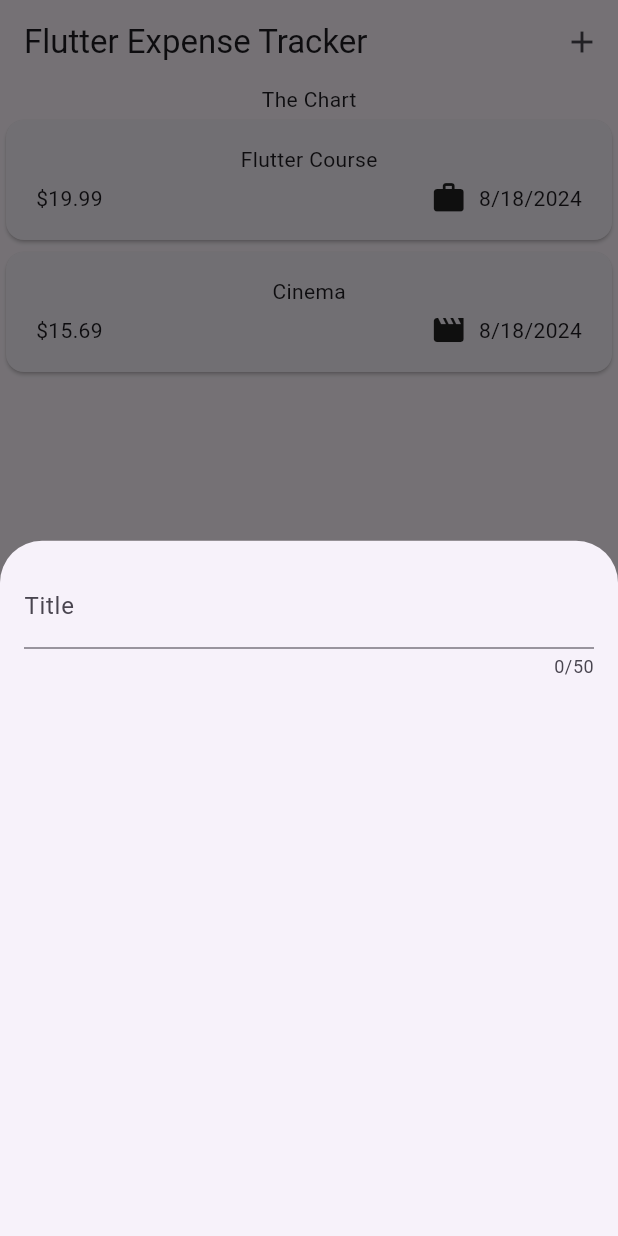
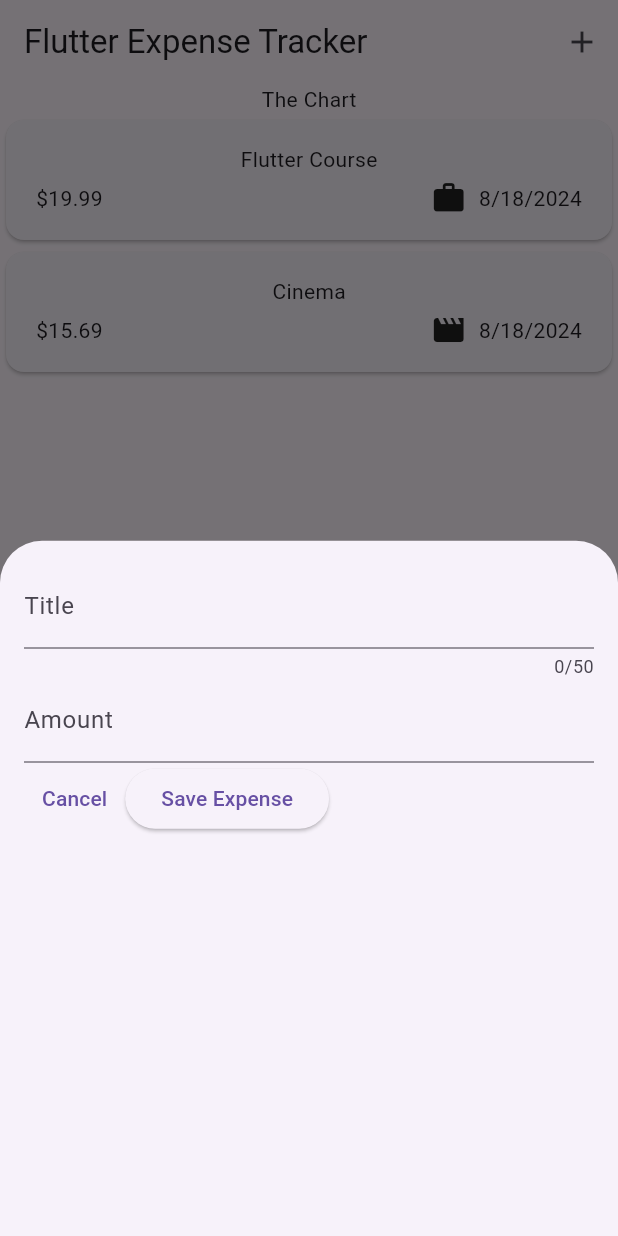
Before and after one commit to RahulSocialDev/flutter-basic-expense-tracker, a Flutter app: the screen it shows after launch, after a tap on the "add" icon, on a phone screen of 412 x 824 dp. Run offline on Flutter 3.47's test engine with Material 3 defaults, Android fonts, the phone set to English and light mode, and no system bars.

Commit message:
fix: added text controller in new expenses modal

```diff
--- a/lib/widgets/new_expense.dart
+++ b/lib/widgets/new_expense.dart
@@ -8,17 +8,47 @@ class NewExpense extends StatefulWidget {
 }
 
 class _NewExpenseState extends State<NewExpense> {
+  final _titleController = TextEditingController();
+  final _amountController = TextEditingController();
+
+  @override
+  void dispose() {
+    _titleController.dispose();
+    _amountController.dispose();
+    super.dispose();
+  }
+
   @override
   Widget build(BuildContext context) {
-    return const Padding(
-      padding: EdgeInsets.all(16),
+    return Padding(
+      padding: const EdgeInsets.all(16),
       child: Column(
         children: [
           TextField(
+            controller: _titleController,
             maxLength: 50,
-            decoration: InputDecoration(
+            decoration: const InputDecoration(
               label: Text('Title'),
             ),
+          ),
+          TextField(
+            controller: _amountController,
+            keyboardType: TextInputType.number,
+            decoration: const InputDecoration(
+              prefixText: '\$ ',
+              label: Text('Amount'),
+            ),
+          ),
+          Row(
+            children: [
+              TextButton(onPressed: () {}, child: const Text('Cancel')),
+              ElevatedButton(
+                  onPressed: () {
+                    print(_titleController.text);
+                    print(_amountController.text);
+                  },
+                  child: const Text('Save Expense'))
+            ],
           )
         ],
       ),
```
